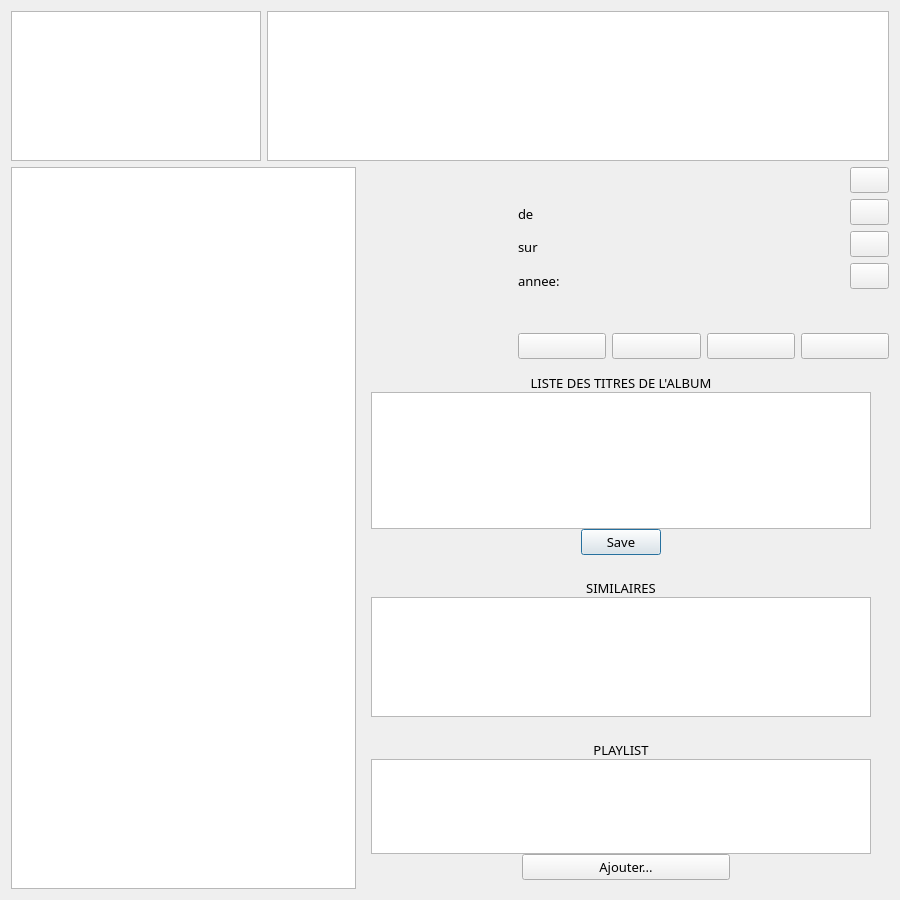
Qt form projet-musique/core/ongletmp3.ui (toopoormaghell/projet-musique) before a commit.
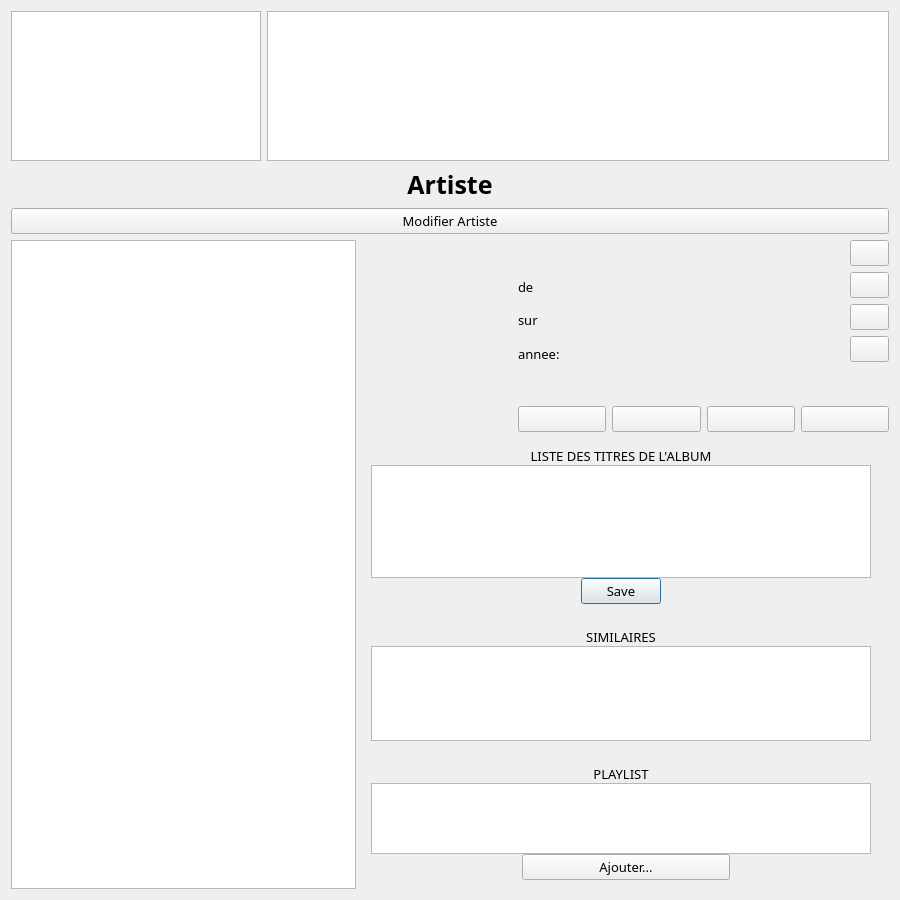
The same form after that commit. Icons and pictures are not drawn.

```diff
--- a/projet-musique/core/ongletmp3.ui
+++ b/projet-musique/core/ongletmp3.ui
@@ -122,6 +122,33 @@
      </item>
     </layout>
    </item>
+   <item>
+    <widget class="QLabel" name="Artiste">
+     <property name="font">
+      <font>
+       <pointsize>-1</pointsize>
+       <weight>75</weight>
+       <bold>true</bold>
+      </font>
+     </property>
+     <property name="styleSheet">
+      <string notr="true">font-size:25px;</string>
+     </property>
+     <property name="text">
+      <string>Artiste</string>
+     </property>
+     <property name="alignment">
+      <set>Qt::AlignCenter</set>
+     </property>
+    </widget>
+   </item>
+   <item>
+    <widget class="QPushButton" name="ModifierArtiste">
+     <property name="text">
+      <string>Modifier Artiste</string>
+     </property>
+    </widget>
+   </item>
    <item>
     <layout class="QHBoxLayout" name="horizontalLayout_4">
      <property name="sizeConstraint">
```
